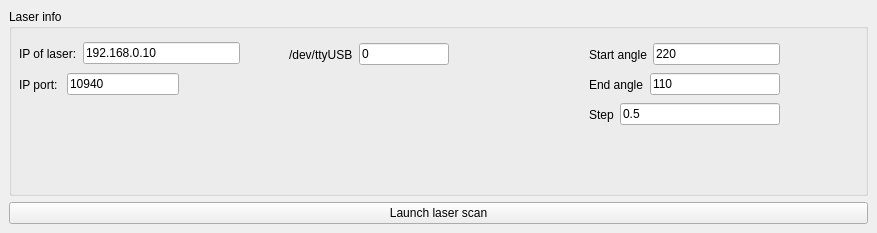
First picture: the form in laser_scan/ui/laser_scan_plugin.ui, repository golems/grip2_plugin, before the edit.
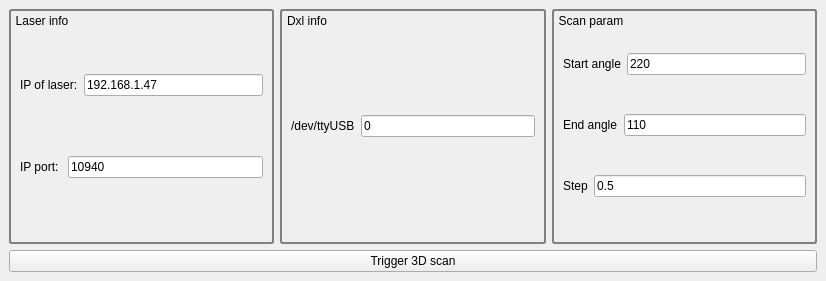
Second picture: the form after the edit.

```diff
--- a/laser_scan/ui/laser_scan_plugin.ui
+++ b/laser_scan/ui/laser_scan_plugin.ui
@@ -6,32 +6,58 @@
    <rect>
     <x>0</x>
     <y>0</y>
-    <width>877</width>
-    <height>233</height>
+    <width>826</width>
+    <height>281</height>
    </rect>
   </property>
+  <property name="sizePolicy">
+   <sizepolicy hsizetype="Fixed" vsizetype="Preferred">
+    <horstretch>0</horstretch>
+    <verstretch>0</verstretch>
+   </sizepolicy>
+  </property>
   <property name="windowTitle">
    <string>Laser Scan</string>
   </property>
   <widget class="QWidget" name="dockWidgetContents">
-   <layout class="QVBoxLayout" name="verticalLayout">
+   <layout class="QVBoxLayout" name="verticalLayout_4">
     <item>
-     <widget class="QGroupBox" name="groupBox">
+     <layout class="QHBoxLayout" name="horizontalLayout_8">
+      <item>
+       <widget class="QGroupBox" name="laser_info_group">
+        <property name="sizePolicy">
+         <sizepolicy hsizetype="MinimumExpanding" vsizetype="MinimumExpanding">
+          <horstretch>0</horstretch>
+          <verstretch>0</verstretch>
+         </sizepolicy>
+        </property>
+        <property name="styleSheet">
+         <string notr="true">QGroupBox { 
+   border: 2px solid gray; 
+   border-radius: 3px; 
+}
+
+QGroupBox::title { 
+    background-color: transparent;
+    subcontrol-position: top left; /* position at the top left*/ 
+    padding-top: 5px;
+    padding-left: 5px;
+ } </string>
+        </property>
       <property name="title">
        <string>Laser info</string>
       </property>
-      <widget class="QWidget" name="horizontalLayoutWidget">
-       <property name="geometry">
-        <rect>
-         <x>10</x>
-         <y>30</y>
-         <width>221</width>
-         <height>29</height>
-        </rect>
-       </property>
+        <layout class="QVBoxLayout" name="verticalLayout">
+         <item>
        <layout class="QHBoxLayout" name="horizontalLayout">
         <item>
          <widget class="QLabel" name="label">
+             <property name="sizePolicy">
+              <sizepolicy hsizetype="Fixed" vsizetype="Fixed">
+               <horstretch>0</horstretch>
+               <verstretch>0</verstretch>
+              </sizepolicy>
+             </property>
           <property name="text">
            <string>IP of laser:</string>
           </property>
@@ -39,25 +65,29 @@
         </item>
         <item>
          <widget class="QLineEdit" name="ip_input">
+             <property name="sizePolicy">
+              <sizepolicy hsizetype="Preferred" vsizetype="Fixed">
+               <horstretch>0</horstretch>
+               <verstretch>0</verstretch>
+              </sizepolicy>
+             </property>
           <property name="text">
-           <string>192.168.0.10</string>
+              <string>192.168.1.47</string>
           </property>
          </widget>
         </item>
        </layout>
-      </widget>
-      <widget class="QWidget" name="horizontalLayoutWidget_2">
-       <property name="geometry">
-        <rect>
-         <x>10</x>
-         <y>60</y>
-         <width>160</width>
-         <height>31</height>
-        </rect>
-       </property>
+         </item>
+         <item>
        <layout class="QHBoxLayout" name="horizontalLayout_2">
         <item>
          <widget class="QLabel" name="label_2">
+             <property name="sizePolicy">
+              <sizepolicy hsizetype="Fixed" vsizetype="Fixed">
+               <horstretch>0</horstretch>
+               <verstretch>0</verstretch>
+              </sizepolicy>
+             </property>
           <property name="text">
            <string>IP port: </string>
           </property>
@@ -65,25 +95,57 @@
         </item>
         <item>
          <widget class="QLineEdit" name="ip_port_input">
+             <property name="sizePolicy">
+              <sizepolicy hsizetype="Minimum" vsizetype="Fixed">
+               <horstretch>0</horstretch>
+               <verstretch>0</verstretch>
+              </sizepolicy>
+             </property>
           <property name="text">
            <string>10940</string>
           </property>
          </widget>
         </item>
        </layout>
-      </widget>
-      <widget class="QWidget" name="horizontalLayoutWidget_3">
-       <property name="geometry">
-        <rect>
-         <x>280</x>
-         <y>30</y>
-         <width>160</width>
-         <height>31</height>
-        </rect>
-       </property>
+         </item>
+        </layout>
+       </widget>
+      </item>
+      <item>
+       <widget class="QGroupBox" name="dxl_info_group">
+        <property name="sizePolicy">
+         <sizepolicy hsizetype="MinimumExpanding" vsizetype="Preferred">
+          <horstretch>0</horstretch>
+          <verstretch>0</verstretch>
+         </sizepolicy>
+        </property>
+        <property name="styleSheet">
+         <string notr="true">QGroupBox { 
+   border: 2px solid gray; 
+   border-radius: 3px; 
+}
+
+QGroupBox::title { 
+    background-color: transparent;
+    subcontrol-position: top left; /* position at the top left*/ 
+    padding-top: 5px;
+    padding-left: 5px;
+ } </string>
+        </property>
+        <property name="title">
+         <string>Dxl info</string>
+        </property>
+        <layout class="QVBoxLayout" name="verticalLayout_2">
+         <item>
        <layout class="QHBoxLayout" name="horizontalLayout_3">
         <item>
          <widget class="QLabel" name="label_3">
+             <property name="sizePolicy">
+              <sizepolicy hsizetype="Fixed" vsizetype="Fixed">
+               <horstretch>0</horstretch>
+               <verstretch>0</verstretch>
+              </sizepolicy>
+             </property>
           <property name="text">
            <string>/dev/ttyUSB</string>
           </property>
@@ -97,19 +159,45 @@
          </widget>
         </item>
        </layout>
-      </widget>
-      <widget class="QWidget" name="horizontalLayoutWidget_4">
-       <property name="geometry">
-        <rect>
-         <x>580</x>
-         <y>30</y>
-         <width>191</width>
-         <height>31</height>
-        </rect>
-       </property>
+         </item>
+        </layout>
+       </widget>
+      </item>
+      <item>
+       <widget class="QGroupBox" name="scan_param_group">
+        <property name="sizePolicy">
+         <sizepolicy hsizetype="MinimumExpanding" vsizetype="Preferred">
+          <horstretch>0</horstretch>
+          <verstretch>0</verstretch>
+         </sizepolicy>
+        </property>
+        <property name="styleSheet">
+         <string notr="true">QGroupBox { 
+   border: 2px solid gray; 
+   border-radius: 3px; 
+}
+
+QGroupBox::title { 
+    background-color: transparent;
+    subcontrol-position: top left; /* position at the top left*/ 
+    padding-top: 5px;
+    padding-left: 5px;
+ } </string>
+        </property>
+        <property name="title">
+         <string>Scan param</string>
+        </property>
+        <layout class="QVBoxLayout" name="verticalLayout_3">
+         <item>
        <layout class="QHBoxLayout" name="horizontalLayout_4">
         <item>
          <widget class="QLabel" name="label_4">
+             <property name="sizePolicy">
+              <sizepolicy hsizetype="Fixed" vsizetype="Fixed">
+               <horstretch>0</horstretch>
+               <verstretch>0</verstretch>
+              </sizepolicy>
+             </property>
           <property name="text">
            <string>Start angle</string>
           </property>
@@ -117,25 +205,29 @@
         </item>
         <item>
          <widget class="QLineEdit" name="start_angle_input">
+             <property name="sizePolicy">
+              <sizepolicy hsizetype="Preferred" vsizetype="Fixed">
+               <horstretch>0</horstretch>
+               <verstretch>0</verstretch>
+              </sizepolicy>
+             </property>
           <property name="text">
            <string>220</string>
           </property>
          </widget>
         </item>
        </layout>
-      </widget>
-      <widget class="QWidget" name="horizontalLayoutWidget_5">
-       <property name="geometry">
-        <rect>
-         <x>580</x>
-         <y>60</y>
-         <width>191</width>
-         <height>31</height>
-        </rect>
-       </property>
+         </item>
+         <item>
        <layout class="QHBoxLayout" name="horizontalLayout_5">
         <item>
          <widget class="QLabel" name="label_5">
+             <property name="sizePolicy">
+              <sizepolicy hsizetype="Fixed" vsizetype="Fixed">
+               <horstretch>0</horstretch>
+               <verstretch>0</verstretch>
+              </sizepolicy>
+             </property>
           <property name="text">
            <string>End angle</string>
           </property>
@@ -143,25 +235,32 @@
         </item>
         <item>
          <widget class="QLineEdit" name="end_angle_input">
+             <property name="sizePolicy">
+              <sizepolicy hsizetype="Minimum" vsizetype="Fixed">
+               <horstretch>0</horstretch>
+               <verstretch>0</verstretch>
+              </sizepolicy>
+             </property>
           <property name="text">
            <string>110</string>
           </property>
          </widget>
         </item>
        </layout>
-      </widget>
-      <widget class="QWidget" name="horizontalLayoutWidget_6">
-       <property name="geometry">
-        <rect>
-         <x>580</x>
-         <y>90</y>
-         <width>191</width>
-         <height>31</height>
-        </rect>
-       </property>
+         </item>
+         <item>
        <layout class="QHBoxLayout" name="horizontalLayout_6">
+           <property name="spacing">
+            <number>6</number>
+           </property>
         <item>
          <widget class="QLabel" name="label_6">
+             <property name="sizePolicy">
+              <sizepolicy hsizetype="Fixed" vsizetype="Fixed">
+               <horstretch>0</horstretch>
+               <verstretch>0</verstretch>
+              </sizepolicy>
+             </property>
           <property name="text">
            <string>Step</string>
           </property>
@@ -169,19 +268,28 @@
         </item>
         <item>
          <widget class="QLineEdit" name="step_angle_input">
+             <property name="sizePolicy">
+              <sizepolicy hsizetype="Minimum" vsizetype="Fixed">
+               <horstretch>0</horstretch>
+               <verstretch>0</verstretch>
+              </sizepolicy>
+             </property>
           <property name="text">
            <string>0.5</string>
           </property>
          </widget>
         </item>
        </layout>
-      </widget>
-     </widget>
+         </item>
+        </layout>
+       </widget>
+      </item>
+     </layout>
     </item>
     <item>
      <widget class="QPushButton" name="trigger_scan">
       <property name="text">
-       <string>Launch laser scan</string>
+       <string>Trigger 3D scan</string>
       </property>
      </widget>
     </item>
```
Left out of the diff: 8 changed lines with no effect on the pictures. Lines whose indentation alone changed are shown as unchanged.
